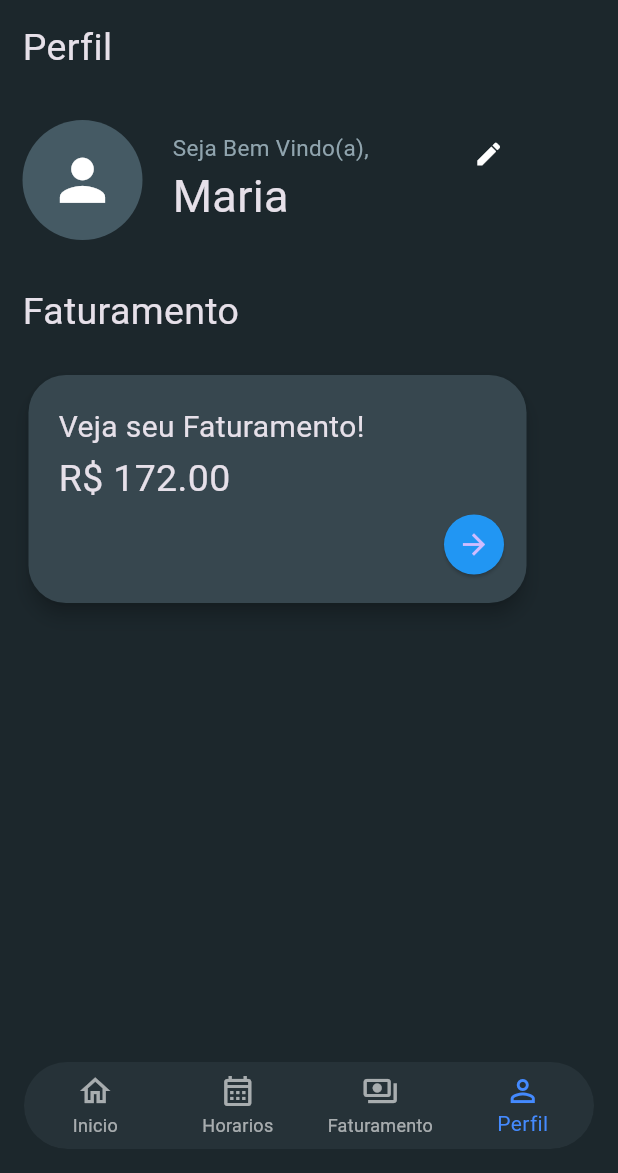
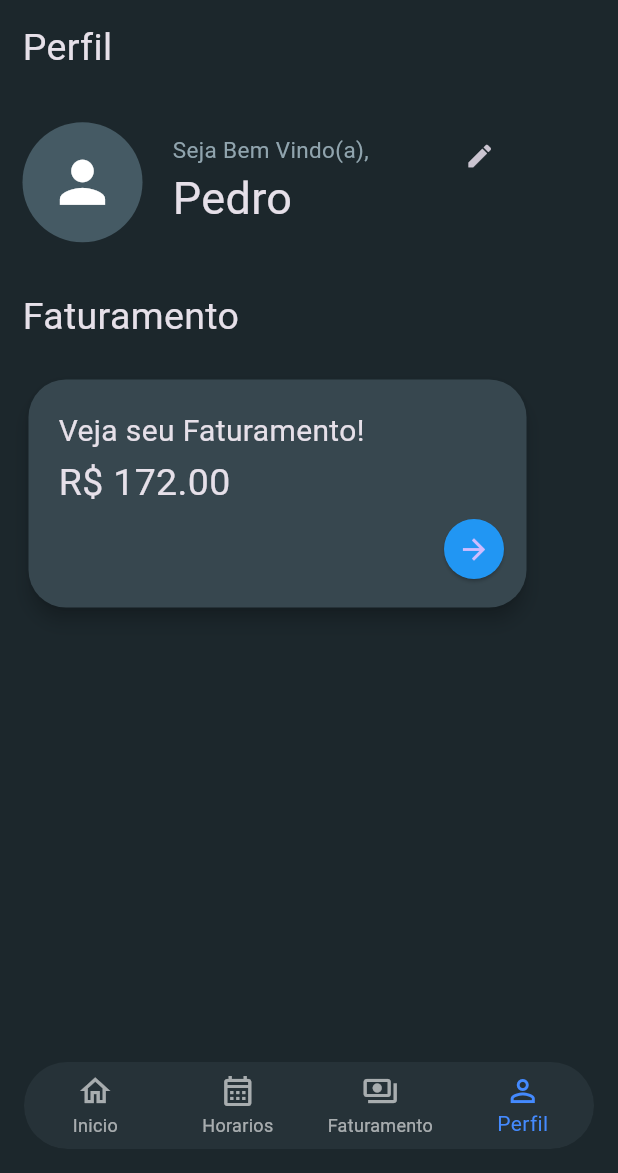
Before and after one commit to pedro-icaro/Agendify, a Flutter app: the screen it shows after launch, item 4 of the bottom bar chosen, on a phone screen of 412 x 824 dp, the part 63-1236 px from its top. Run offline on Flutter 3.47's test engine with Material 3 defaults, Android fonts, the light colour scheme and no system bars.

Commit message:
feat: sistema de editar o nome de forma dinamica adicionado

```diff
--- a/lib/pages/home_page.dart
+++ b/lib/pages/home_page.dart
@@ -14,7 +14,7 @@ class HomePage extends StatefulWidget {
 }
 
 class _HomePageState extends State<HomePage> {
-  String nomeUsuario = "Pedro Bandeira";
+  String nomeUsuario = "Pedro";
   int _navegacaoindex = 0;
 
   void atualizarNome(novoNome) {
@@ -29,7 +29,7 @@ class _HomePageState extends State<HomePage> {
       ConteudoHome(nomeAtual: nomeUsuario),
       HorariosPage(),
       Faturamento(),
-      Perfil(),
+      Perfil(nomeAtual: nomeUsuario, funcao: atualizarNome),
     ];
     return Scaffold(
       appBar: AppBar(
--- a/lib/pages/perfil.dart
+++ b/lib/pages/perfil.dart
@@ -2,13 +2,49 @@ import 'package:agendify/components/faturamento_card.dart';
 import 'package:flutter/material.dart';
 
 class Perfil extends StatefulWidget {
-  const Perfil({super.key});
+  String nomeAtual;
+  void Function(String) funcao;
+  Perfil({required this.nomeAtual, required this.funcao, super.key});
 
   @override
   State<Perfil> createState() => _PerfilState();
 }
 
 class _PerfilState extends State<Perfil> {
+  late TextEditingController nomeControler;
+
+  @override
+  void initState() {
+    super.initState();
+    nomeControler = TextEditingController(text: widget.nomeAtual);
+  }
+
+  void abrirCaixa() {
+    showDialog(
+      context: context,
+      builder: (context) {
+        return AlertDialog(
+          title: Text("Editar Nome"),
+
+          content: TextField(
+            controller: nomeControler,
+            decoration: InputDecoration(labelText: "Novo Nome"),
+          ),
+          actions: [
+            ElevatedButton(
+              onPressed: () {
+                widget.funcao(nomeControler.text);
+
+                Navigator.pop(context);
+              },
+              child: Text("Salvar"),
+            ),
+          ],
+        );
+      },
+    );
+  }
+
   @override
   Widget build(BuildContext context) {
     return Scaffold(
@@ -40,21 +76,23 @@ class _PerfilState extends State<Perfil> {
                           ),
                         ),
                         SizedBox(height: 0),
-                        Text("Maria", style: TextStyle(fontSize: 30)),
+                        Text("${widget.nomeAtual}", style: TextStyle(fontSize: 30)),
                       ],
                     ),
                   ),
                   Padding(
-                    padding: const EdgeInsets.only(left: 70,bottom: 35),
-                    child: Icon(Icons.edit,size: 20,),
+                    padding: const EdgeInsets.only(left: 50, bottom: 35),
+                    child: IconButton(onPressed: () => abrirCaixa(), icon: Icon(Icons.edit, size: 20)),
                   ),
                 ],
               ),
-              SizedBox(height: 30,),
-              Text("Faturamento",style: TextStyle(fontSize: 25),),SizedBox(height: 20,),Padding(
+              SizedBox(height: 30),
+              Text("Faturamento", style: TextStyle(fontSize: 25)),
+              SizedBox(height: 20),
+              Padding(
                 padding: const EdgeInsets.only(right: 20),
                 child: FaturamentoCard(),
-              )
+              ),
             ],
           ),
         ),
```
